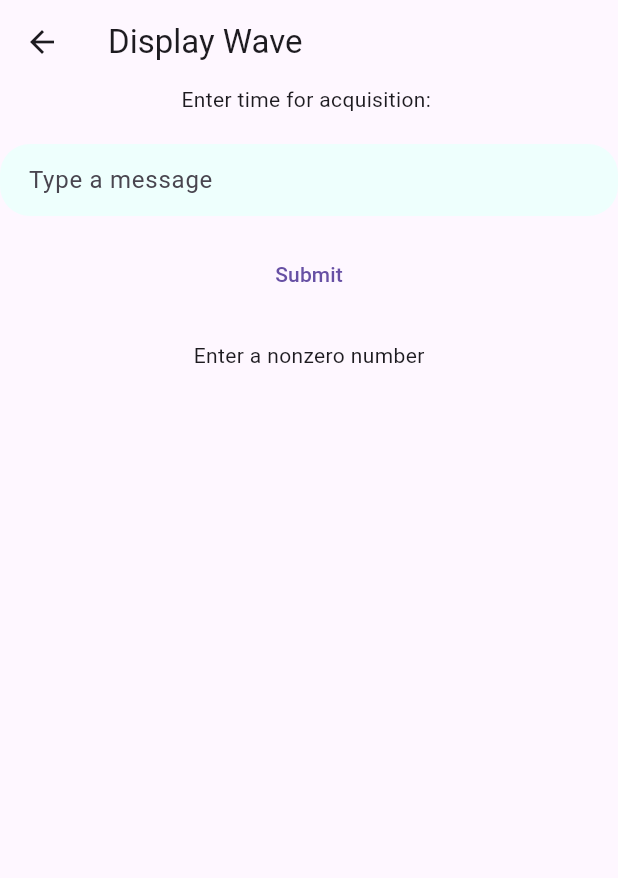
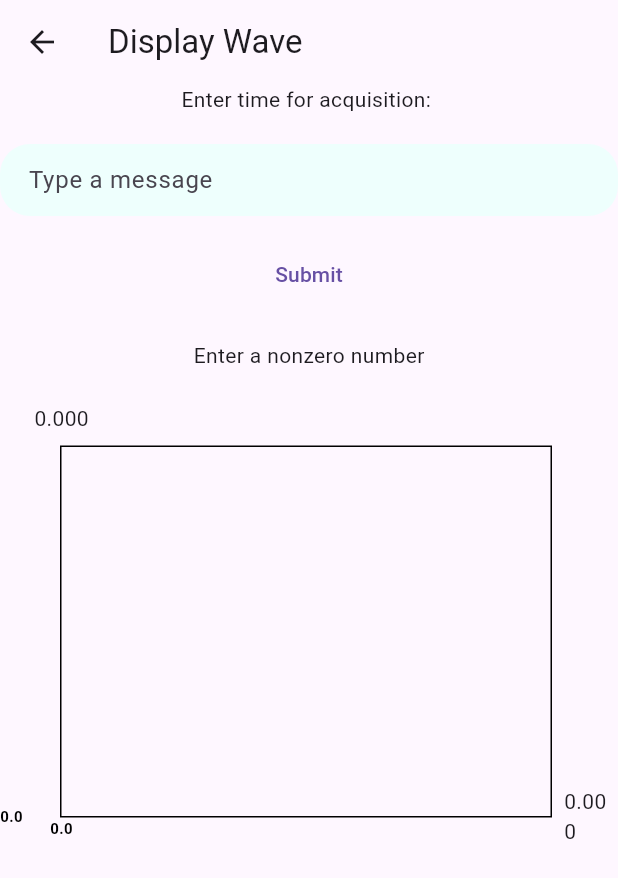
Before and after one commit to abhijithu1/ecgflutterbt, a Flutter app: the WaveDisp screen opened directly, after a tap on "Submit", on a phone screen of 412 x 824 dp. Shown: the top 878 px of the screen. Run offline on Flutter 3.47's test engine with Material 3 defaults, Android fonts, the phone set to English and light mode, and no system bars; drawn by our look-alikes of fl_chart; our stand-ins replace flutter_blue_plus, get.

Commit message:
wave display

```diff
--- a/lib/wavectrl.dart
+++ b/lib/wavectrl.dart
@@ -1,36 +1,40 @@
 import 'dart:async';
-
+import 'package:ecgdisplay/bltctrl.dart';
 import 'package:flutter/material.dart';
 import 'package:get/get.dart';
 
 class WaveController extends GetxController {
-  final time1 = TextEditingController().obs;
-  final sec = 0.obs;
-  final progressData = <double>[].obs;
+  final time1 = TextEditingController().obs; // User input for duration
+  final sec = 0.obs; // Acquisition time in seconds
+  final acquiredData = <double>[].obs; // Stores acquired data points
+  final progress = 0.0.obs; // Progress indicator
+  Timer? progressTimer; // Timer for progress tracking
+  Timer? acquisitionTimer; // Timer for acquisition process
 
   void settime() {
-    // Parse the value from the TextField.
+    // Parse the user input
     final parsedSec = int.tryParse(time1.value.text);
     if (parsedSec == null || parsedSec <= 0) {
-      // Handle invalid or zero input.
-      sec.value = 0; // Update to trigger the "Enter a nonzero number" message.
+      sec.value = 0; // Show error message
       debugPrint("Invalid input: Enter a nonzero number");
     } else {
-      sec.value = parsedSec; // Update with the valid number.
-      startTimer(sec.value); // Start the timer with the entered time.
-      debugPrint("Got the time: ${sec.value}");
+      sec.value = parsedSec;
+      acquiredData.clear(); // Clear previous data
+      startAcquisition(sec.value);
     }
   }
 
-  final progress = 0.0.obs;
-  Timer? timer;
-
-  void startTimer(int durationInSeconds) {
-    debugPrint("Start timer started");
-    progress.value = 0.0; // Reset progress
+  void startAcquisition(int durationInSeconds) {
+    debugPrint("Data acquisition started for $durationInSeconds seconds");
+    final BLEController blc = Get.find<BLEController>();
     int elapsed = 0;
 
-    timer = Timer.periodic(Duration(milliseconds: 100), (timer) {
+    // Reset progress
+    progress.value = 0.0;
+
+    // Start progress timer
+    progressTimer?.cancel();
+    progressTimer = Timer.periodic(const Duration(milliseconds: 100), (timer) {
       elapsed += 100;
       progress.value = elapsed / (durationInSeconds * 1000);
 
@@ -38,16 +42,38 @@ class WaveController extends GetxController {
         timer.cancel();
       }
     });
+
+    // Start acquisition timer
+    acquisitionTimer?.cancel();
+    acquisitionTimer =
+        Timer.periodic(const Duration(milliseconds: 100), (timer) {
+      elapsed += 100;
+
+      // Collect data from BLEController
+      final receivedValue = double.tryParse(blc.receivedData.value ?? "0");
+      if (receivedValue != null) {
+        acquiredData.add(receivedValue);
+      }
+
+      // Stop acquisition after duration
+      if (elapsed >= durationInSeconds * 1000) {
+        timer.cancel();
+        debugPrint("Data acquisition completed.");
+        debugPrint("Acquired data: $acquiredData");
+      }
+    });
   }
 
-  void stopTimer() {
-    timer?.cancel();
-    progress.value = 0.0;
+  void stopAcquisition() {
+    acquisitionTimer?.cancel();
+    progressTimer?.cancel();
+    debugPrint("Data acquisition stopped.");
   }
 
   @override
   void onClose() {
-    timer?.cancel();
+    acquisitionTimer?.cancel();
+    progressTimer?.cancel();
     super.onClose();
   }
 }
--- a/lib/wavedisp.dart
+++ b/lib/wavedisp.dart
@@ -1,4 +1,5 @@
 import 'package:ecgdisplay/wavectrl.dart';
+import 'package:fl_chart/fl_chart.dart';
 import 'package:flutter/material.dart';
 import 'package:get/get.dart';
 
@@ -60,6 +61,70 @@ class WaveDisp extends StatelessWidget {
                       );
                     }
                   }),
+                  const SizedBox(height: 20),
+                  Obx(() {
+                    final timeStep =
+                        wavctrl.sec.value / wavctrl.acquiredData.length;
+                    return SizedBox(
+                      height: 300, // Adjust height as needed
+                      child: LineChart(
+                        LineChartData(
+                          gridData: FlGridData(show: true),
+                          titlesData: FlTitlesData(
+                            leftTitles: AxisTitles(
+                              sideTitles: SideTitles(
+                                showTitles: true,
+                                interval: 10,
+                                reservedSize: 40,
+                                getTitlesWidget: (value, meta) => Text(
+                                  value.toString(),
+                                  style: const TextStyle(
+                                    color: Colors.black,
+                                    fontSize: 10,
+                                    fontWeight: FontWeight.bold,
+                                  ),
+                                ),
+                              ),
+                            ),
+                            bottomTitles: AxisTitles(
+                              sideTitles: SideTitles(
+                                showTitles: true,
+                                reservedSize: 22,
+                                interval: wavctrl.sec.value / 5,
+                                getTitlesWidget: (value, meta) => Text(
+                                  value.toString(),
+                                  style: const TextStyle(
+                                    color: Colors.black,
+                                    fontSize: 10,
+                                    fontWeight: FontWeight.bold,
+                                  ),
+                                ),
+                              ),
+                            ),
+                          ),
+                          borderData: FlBorderData(show: true),
+                          lineBarsData: [
+                            LineChartBarData(
+                              isCurved: true,
+                              color: Colors.blue,
+                              spots: wavctrl.acquiredData
+                                  .asMap()
+                                  .entries
+                                  .map((entry) {
+                                final x = entry.key *
+                                    timeStep; // Convert index to time.
+                                final y = entry.value;
+
+                                return FlSpot(x, y);
+                              }).toList(),
+                              dotData: FlDotData(show: false),
+                              belowBarData: BarAreaData(show: false),
+                            ),
+                          ],
+                        ),
+                      ),
+                    );
+                  }),
                 ],
               ),
             ]))
--- a/pubspec.yaml
+++ b/pubspec.yaml
@@ -32,6 +32,7 @@ dependencies:
     sdk: flutter
   flutter_blue_plus: ^1.34.5
   get: ^4.6.6
+  fl_chart: ^0.70.2
 
   # The following adds the Cupertino Icons font to your application.
   # Use with the CupertinoIcons class for iOS style icons.
```
Also changed, not shown: pubspec.lock.
